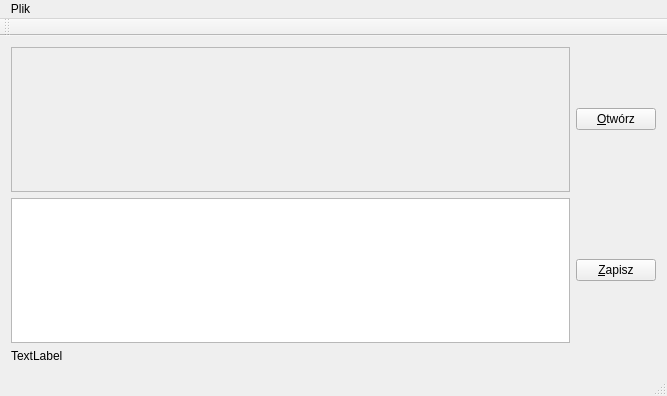
Qt form mainwindow.ui (Nieminimalnofazowi/projektKlawiatura) before a commit.
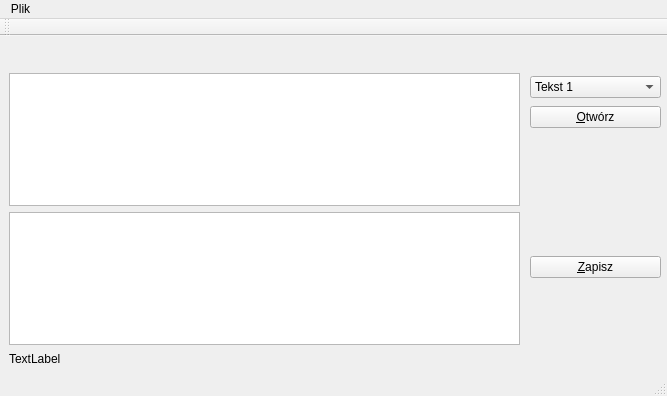
The same form after that commit.

The edit to the form file:
```diff
--- a/mainwindow.ui
+++ b/mainwindow.ui
@@ -14,42 +14,117 @@
    <string>MainWindow</string>
   </property>
   <widget class="QWidget" name="centralWidget">
-   <layout class="QGridLayout" name="gridLayout">
-    <item row="7" column="0">
+   <widget class="QTextEdit" name="typedTextBox">
+    <property name="geometry">
+     <rect>
+      <x>9</x>
+      <y>176</y>
+      <width>511</width>
+      <height>133</height>
+     </rect>
+    </property>
+   </widget>
+   <widget class="QPushButton" name="saveButton">
+    <property name="geometry">
+     <rect>
+      <x>530</x>
+      <y>220</y>
+      <width>131</width>
+      <height>22</height>
+     </rect>
+    </property>
+    <property name="text">
+     <string>&amp;Zapisz</string>
+    </property>
+   </widget>
+   <widget class="QLabel" name="charPerMinute">
+    <property name="geometry">
+     <rect>
+      <x>9</x>
+      <y>315</y>
+      <width>91</width>
+      <height>16</height>
+     </rect>
+    </property>
+    <property name="text">
+     <string>TextLabel</string>
+    </property>
+   </widget>
      <widget class="QTextEdit" name="testTextBox">
       <property name="enabled">
+     <bool>true</bool>
+    </property>
+    <property name="geometry">
+     <rect>
+      <x>9</x>
+      <y>37</y>
+      <width>511</width>
+      <height>133</height>
+     </rect>
+    </property>
+    <property name="autoFillBackground">
        <bool>false</bool>
       </property>
+    <property name="readOnly">
+     <bool>true</bool>
+    </property>
       <property name="placeholderText">
        <string/>
       </property>
      </widget>
-    </item>
-    <item row="10" column="0">
-     <widget class="QTextEdit" name="typedTextBox"/>
-    </item>
-    <item row="7" column="3">
      <widget class="QPushButton" name="openFileButton">
+    <property name="geometry">
+     <rect>
+      <x>530</x>
+      <y>70</y>
+      <width>131</width>
+      <height>22</height>
+     </rect>
+    </property>
       <property name="text">
        <string>&amp;Otwórz</string>
       </property>
      </widget>
+   <widget class="QComboBox" name="comboBox">
+    <property name="geometry">
+     <rect>
+      <x>530</x>
+      <y>40</y>
+      <width>131</width>
+      <height>22</height>
+     </rect>
+    </property>
+    <item>
+     <property name="text">
+      <string>Tekst 1</string>
+     </property>
     </item>
-    <item row="10" column="3">
-     <widget class="QPushButton" name="saveButton">
+    <item>
       <property name="text">
-       <string>&amp;Zapisz</string>
-      </property>
-     </widget>
+      <string>Tekst 2</string>
+     </property>
     </item>
-    <item row="11" column="0">
-     <widget class="QLabel" name="charPerMinute">
+    <item>
       <property name="text">
-       <string>TextLabel</string>
-      </property>
-     </widget>
+      <string>Tekst 3</string>
+     </property>
     </item>
-   </layout>
+    <item>
+     <property name="text">
+      <string>Tekst 4</string>
+     </property>
+    </item>
+    <item>
+     <property name="text">
+      <string>Tekst 5</string>
+     </property>
+    </item>
+    <item>
+     <property name="text">
+      <string/>
+     </property>
+    </item>
+   </widget>
   </widget>
   <widget class="QMenuBar" name="menuBar">
    <property name="geometry">
```
Left out of the diff: 2 changed lines with no effect on the pictures. Lines whose indentation alone changed are shown as unchanged.
